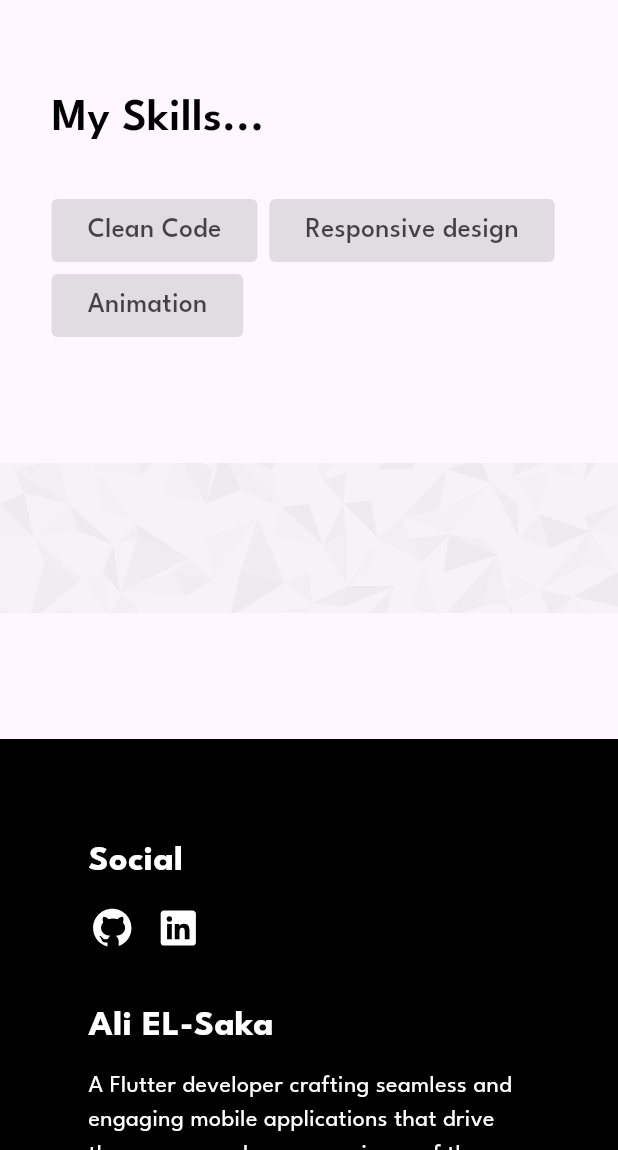
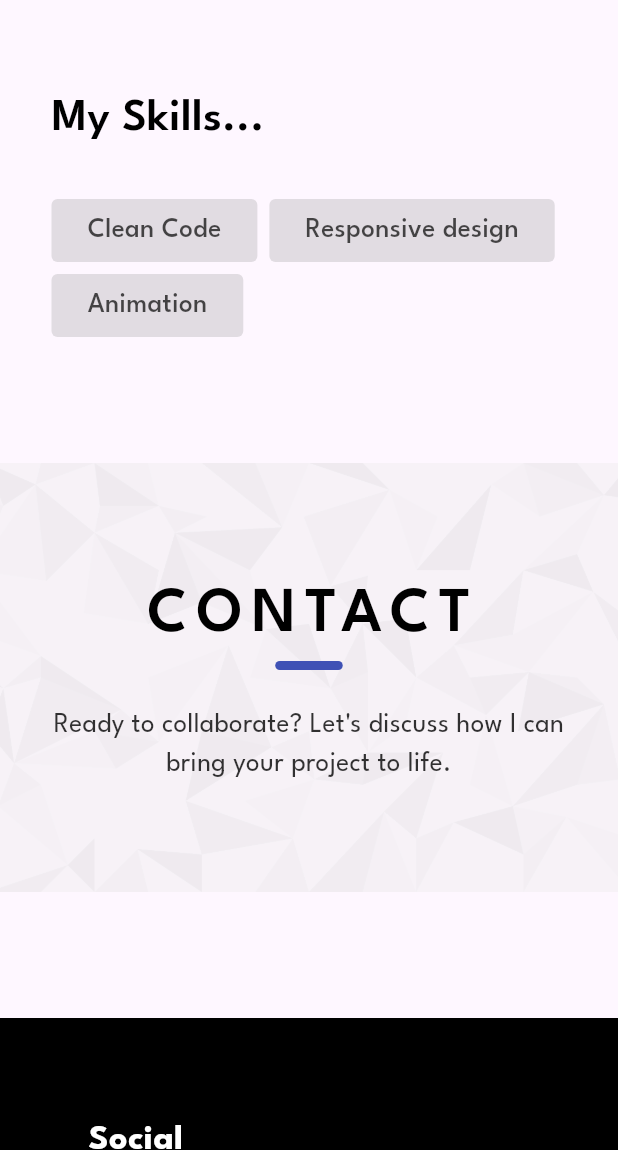
Before and after one commit to AliEl-Saka/portfolio, a Flutter app: the screen it shows after launch, scrolled down 1728 dp, on a phone screen of 412 x 824 dp, the part 86-1236 px from its top. Run offline on Flutter 3.47's test engine with Material 3 defaults, Android fonts, the phone set to English and light mode, and no system bars; our stand-ins replace flutter_svg, responsive_builder.

Commit message:
finish contact section ehader

```diff
--- a/lib/widgets/home_section/decoration.dart
+++ b/lib/core/widgets/decoration.dart
@@ -1,6 +1,6 @@
 import 'package:flutter/material.dart';
 
-BoxDecoration homeSectionDecoration() {
+BoxDecoration sectionDecoration() {
   return BoxDecoration(
       color: Colors.black.withOpacity(0.05),
       image: DecorationImage(
--- /dev/null
+++ b/lib/core/widgets/section_header.dart
@@ -0,0 +1,32 @@
+import 'package:flutter/material.dart';
+import 'package:portfolio/core/widgets/custom_divider.dart';
+import 'package:portfolio/core/widgets/custom_text.dart';
+import 'package:portfolio/core/widgets/section_secondary_text.dart';
+
+class SectionHeader extends StatelessWidget {
+  const SectionHeader(
+      {super.key,
+      required this.haederMainText,
+      required this.headerSecondaryText});
+  final String haederMainText;
+  final String headerSecondaryText;
+
+  @override
+  Widget build(BuildContext context) {
+    return Column(
+      children: [
+        CustomText(
+          haederMainText,
+          fontWeight: FontWeight.w600,
+          fontSize: 42,
+          letterSpacing: 6,
+        ),
+        const CustomDivider(),
+        const SizedBox(
+          height: 24,
+        ),
+        SectionSecondaryText(text: headerSecondaryText),
+      ],
+    );
+  }
+}
--- a/lib/views/home_view.dart
+++ b/lib/views/home_view.dart
@@ -32,7 +32,7 @@ class HomeView extends StatelessWidget {
               const SizedBox(
                 height: 84,
               ),
-              ContactSection(),
+              const ContactSection(),
               const SizedBox(
                 height: 84,
               ),
--- a/lib/views/sections/about_section.dart
+++ b/lib/views/sections/about_section.dart
@@ -2,7 +2,6 @@ import 'package:flutter/material.dart';
 import 'package:portfolio/core/widgets/centered_view.dart';
 import 'package:portfolio/widgets/about_section/content.dart';
 import 'package:portfolio/widgets/about_section/header.dart';
-import 'package:responsive_builder/responsive_builder.dart';
 
 class AboutSection extends StatelessWidget {
   const AboutSection({
@@ -11,8 +10,6 @@ class AboutSection extends StatelessWidget {
 
   @override
   Widget build(BuildContext context) {
-    return ResponsiveBuilder(
-      builder: (context, sizingInformation) {
     return const SizedBox(
       width: double.infinity,
       child: CenteredView(
@@ -27,7 +24,5 @@ class AboutSection extends StatelessWidget {
         ],
       ))),
     );
-      },
-    );
   }
 }
--- a/lib/views/sections/contact_section.dart
+++ b/lib/views/sections/contact_section.dart
@@ -1,5 +1,7 @@
 import 'package:flutter/material.dart';
-import 'package:portfolio/widgets/home_section/decoration.dart';
+import 'package:portfolio/core/widgets/centered_view.dart';
+import 'package:portfolio/core/widgets/decoration.dart';
+import 'package:portfolio/widgets/contact_section/header.dart';
 
 class ContactSection extends StatelessWidget {
   const ContactSection({super.key});
@@ -7,9 +9,21 @@ class ContactSection extends StatelessWidget {
   @override
   Widget build(BuildContext context) {
     return Container(
-      height: 100,
       width: double.infinity,
-      decoration: homeSectionDecoration(),
+      decoration: sectionDecoration(),
+      child: const CenteredView(
+          child: SingleChildScrollView(
+              child: Column(
+        children: [
+          SizedBox(
+            height: 72,
+          ),
+          ContactSectionHeader(),
+          SizedBox(
+            height: 72,
+          ),
+        ],
+      ))),
     );
   }
 }
--- a/lib/views/sections/home_section.dart
+++ b/lib/views/sections/home_section.dart
@@ -1,5 +1,5 @@
 import 'package:flutter/material.dart';
-import 'package:portfolio/widgets/home_section/decoration.dart';
+import 'package:portfolio/core/widgets/decoration.dart';
 import 'package:portfolio/widgets/home_section/content.dart';
 import 'package:portfolio/widgets/home_section/social_media_bar/social_media_bar.dart';
 
@@ -19,7 +19,7 @@ class HomeSection extends StatelessWidget {
           Container(
             height: MediaQuery.of(context).size.height - navBarHeight,
             width: double.infinity,
-            decoration: homeSectionDecoration(),
+            decoration: sectionDecoration(),
             child: const HomeSectionContent(),
           ),
           const Positioned(
--- a/lib/widgets/about_section/header.dart
+++ b/lib/widgets/about_section/header.dart
@@ -1,7 +1,5 @@
 import 'package:flutter/material.dart';
-import 'package:portfolio/core/widgets/custom_divider.dart';
-import 'package:portfolio/core/widgets/custom_text.dart';
-import 'package:portfolio/core/widgets/section_secondary_text.dart';
+import 'package:portfolio/core/widgets/section_header.dart';
 
 class AboutSectionHeader extends StatelessWidget {
   const AboutSectionHeader({
@@ -10,22 +8,9 @@ class AboutSectionHeader extends StatelessWidget {
 
   @override
   Widget build(BuildContext context) {
-    return const Column(
-      children: [
-        CustomText(
-          'ABOUT ME',
-          fontWeight: FontWeight.w600,
-          fontSize: 42,
-          letterSpacing: 6,
-        ),
-        CustomDivider(),
-        SizedBox(
-          height: 24,
-        ),
-        SectionSecondaryText(
-            text:
-                'Here you will find more information about me, what I do, and my current skills mostly in terms of programming and technology'),
-      ],
-    );
+    return const SectionHeader(
+        haederMainText: 'ABOUT ME',
+        headerSecondaryText:
+            'Here you will find more information about me, what I do, and my current skills mostly in terms of programming and technology');
   }
 }
--- /dev/null
+++ b/lib/widgets/contact_section/header.dart
@@ -0,0 +1,16 @@
+import 'package:flutter/material.dart';
+import 'package:portfolio/core/widgets/section_header.dart';
+
+class ContactSectionHeader extends StatelessWidget {
+  const ContactSectionHeader({
+    super.key,
+  });
+
+  @override
+  Widget build(BuildContext context) {
+    return const SectionHeader(
+        haederMainText: 'CONTACT',
+        headerSecondaryText:
+            "Ready to collaborate? Let's discuss how I can bring your project to life.");
+  }
+}
```
Lines whose indentation alone changed are shown as unchanged.
